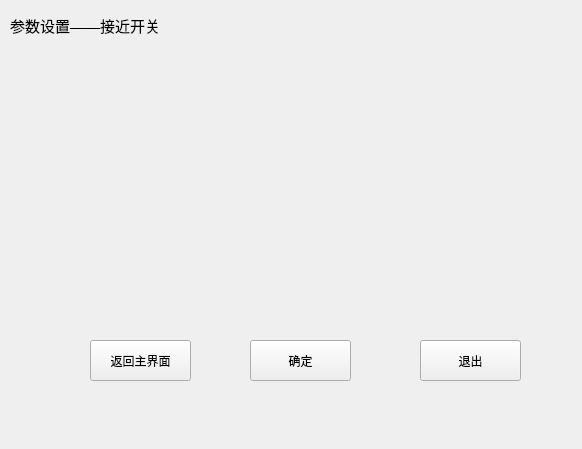
Dirck-YHP/Proj_sensor_detect, file ui_param/paramwin_proximityswitch.ui: the form before one commit.
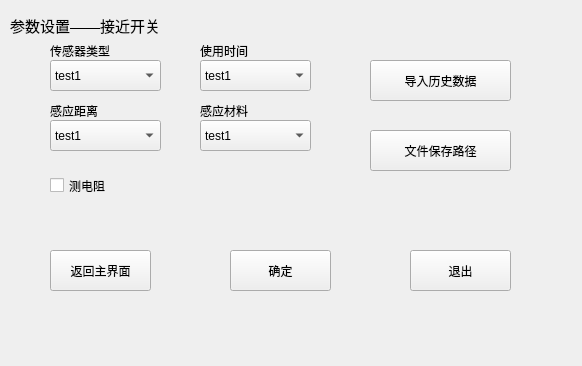
The form after the commit.

Diff of the .ui file:
```diff
--- a/ui_param/paramwin_proximityswitch.ui
+++ b/ui_param/paramwin_proximityswitch.ui
@@ -7,7 +7,7 @@
     <x>0</x>
     <y>0</y>
     <width>582</width>
-    <height>449</height>
+    <height>366</height>
    </rect>
   </property>
   <property name="windowTitle">
@@ -34,8 +34,8 @@
   <widget class="QPushButton" name="btn_ok">
    <property name="geometry">
     <rect>
-     <x>250</x>
-     <y>340</y>
+     <x>230</x>
+     <y>250</y>
      <width>101</width>
      <height>41</height>
     </rect>
@@ -47,8 +47,8 @@
   <widget class="QPushButton" name="btn_back_mainW">
    <property name="geometry">
     <rect>
-     <x>90</x>
-     <y>340</y>
+     <x>50</x>
+     <y>250</y>
      <width>101</width>
      <height>41</height>
     </rect>
@@ -60,8 +60,8 @@
   <widget class="QPushButton" name="btn_exit">
    <property name="geometry">
     <rect>
-     <x>420</x>
-     <y>340</y>
+     <x>410</x>
+     <y>250</y>
      <width>101</width>
      <height>41</height>
     </rect>
@@ -70,6 +70,177 @@
     <string>退出</string>
    </property>
   </widget>
+  <widget class="QComboBox" name="cBox_prox_switch_type">
+   <property name="geometry">
+    <rect>
+     <x>50</x>
+     <y>60</y>
+     <width>111</width>
+     <height>31</height>
+    </rect>
+   </property>
+   <item>
+    <property name="text">
+     <string>test1</string>
+    </property>
+   </item>
+   <item>
+    <property name="text">
+     <string>test2</string>
+    </property>
+   </item>
+  </widget>
+  <widget class="QLabel" name="label_2">
+   <property name="geometry">
+    <rect>
+     <x>50</x>
+     <y>40</y>
+     <width>151</width>
+     <height>21</height>
+    </rect>
+   </property>
+   <property name="text">
+    <string>传感器类型</string>
+   </property>
+  </widget>
+  <widget class="QPushButton" name="btn_file_dir">
+   <property name="geometry">
+    <rect>
+     <x>370</x>
+     <y>130</y>
+     <width>141</width>
+     <height>41</height>
+    </rect>
+   </property>
+   <property name="text">
+    <string>文件保存路径</string>
+   </property>
+  </widget>
+  <widget class="QPushButton" name="btn_load_data">
+   <property name="geometry">
+    <rect>
+     <x>370</x>
+     <y>60</y>
+     <width>141</width>
+     <height>41</height>
+    </rect>
+   </property>
+   <property name="text">
+    <string>导入历史数据</string>
+   </property>
+  </widget>
+  <widget class="QCheckBox" name="checkBox_measure_resis">
+   <property name="geometry">
+    <rect>
+     <x>50</x>
+     <y>170</y>
+     <width>111</width>
+     <height>31</height>
+    </rect>
+   </property>
+   <property name="text">
+    <string>测电阻</string>
+   </property>
+  </widget>
+  <widget class="QComboBox" name="cBox_distance">
+   <property name="geometry">
+    <rect>
+     <x>50</x>
+     <y>120</y>
+     <width>111</width>
+     <height>31</height>
+    </rect>
+   </property>
+   <item>
+    <property name="text">
+     <string>test1</string>
+    </property>
+   </item>
+   <item>
+    <property name="text">
+     <string>test2</string>
+    </property>
+   </item>
+  </widget>
+  <widget class="QLabel" name="label_3">
+   <property name="geometry">
+    <rect>
+     <x>50</x>
+     <y>100</y>
+     <width>141</width>
+     <height>21</height>
+    </rect>
+   </property>
+   <property name="text">
+    <string>感应距离</string>
+   </property>
+  </widget>
+  <widget class="QComboBox" name="cBox_use_time">
+   <property name="geometry">
+    <rect>
+     <x>200</x>
+     <y>60</y>
+     <width>111</width>
+     <height>31</height>
+    </rect>
+   </property>
+   <item>
+    <property name="text">
+     <string>test1</string>
+    </property>
+   </item>
+   <item>
+    <property name="text">
+     <string>test2</string>
+    </property>
+   </item>
+  </widget>
+  <widget class="QLabel" name="label_4">
+   <property name="geometry">
+    <rect>
+     <x>200</x>
+     <y>40</y>
+     <width>141</width>
+     <height>21</height>
+    </rect>
+   </property>
+   <property name="text">
+    <string>使用时间</string>
+   </property>
+  </widget>
+  <widget class="QLabel" name="label_5">
+   <property name="geometry">
+    <rect>
+     <x>200</x>
+     <y>100</y>
+     <width>131</width>
+     <height>21</height>
+    </rect>
+   </property>
+   <property name="text">
+    <string>感应材料</string>
+   </property>
+  </widget>
+  <widget class="QComboBox" name="cBox_material">
+   <property name="geometry">
+    <rect>
+     <x>200</x>
+     <y>120</y>
+     <width>111</width>
+     <height>31</height>
+    </rect>
+   </property>
+   <item>
+    <property name="text">
+     <string>test1</string>
+    </property>
+   </item>
+   <item>
+    <property name="text">
+     <string>test2</string>
+    </property>
+   </item>
+  </widget>
  </widget>
  <resources/>
  <connections/>
```
